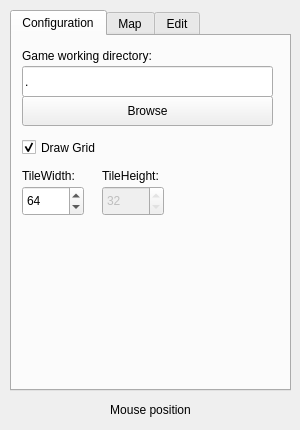
Above: Annchienta/games/editor/editor.ui from sago007/annchienta before the change. Below: the same form after it.
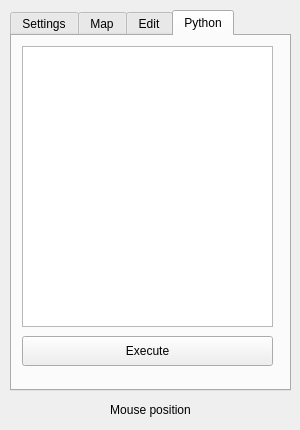
That is the form after the change. The open tabs and pages were chosen to show the change.

Commit message: Can now execute code directly from editor.

Patch:
```diff
--- a/Annchienta/games/editor/editor.ui
+++ b/Annchienta/games/editor/editor.ui
@@ -47,7 +47,7 @@
    </property>
    <widget class="QWidget" name="configurationTab" >
     <attribute name="title" >
-     <string>Configuration</string>
+     <string>Settings</string>
     </attribute>
     <widget class="QLabel" name="label" >
      <property name="geometry" >
@@ -520,6 +520,34 @@
      </widget>
     </widget>
    </widget>
+   <widget class="QWidget" name="pythonTab" >
+    <attribute name="title" >
+     <string>Python</string>
+    </attribute>
+    <widget class="QPushButton" name="pythonExecuteButton" >
+     <property name="geometry" >
+      <rect>
+       <x>10</x>
+       <y>300</y>
+       <width>251</width>
+       <height>30</height>
+      </rect>
+     </property>
+     <property name="text" >
+      <string>Execute</string>
+     </property>
+    </widget>
+    <widget class="QTextEdit" name="pythonCode" >
+     <property name="geometry" >
+      <rect>
+       <x>10</x>
+       <y>10</y>
+       <width>251</width>
+       <height>281</height>
+      </rect>
+     </property>
+    </widget>
+   </widget>
   </widget>
   <widget class="QLabel" name="mousePositionLabel" >
    <property name="geometry" >
```
The commit also changes 1 other file.
